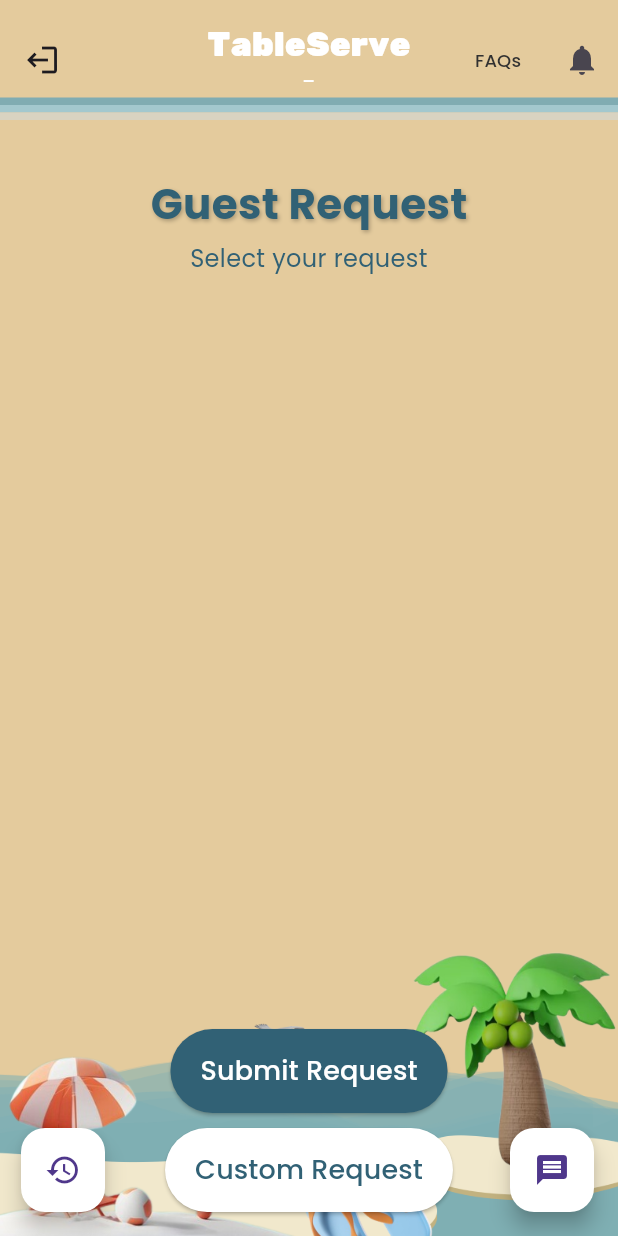
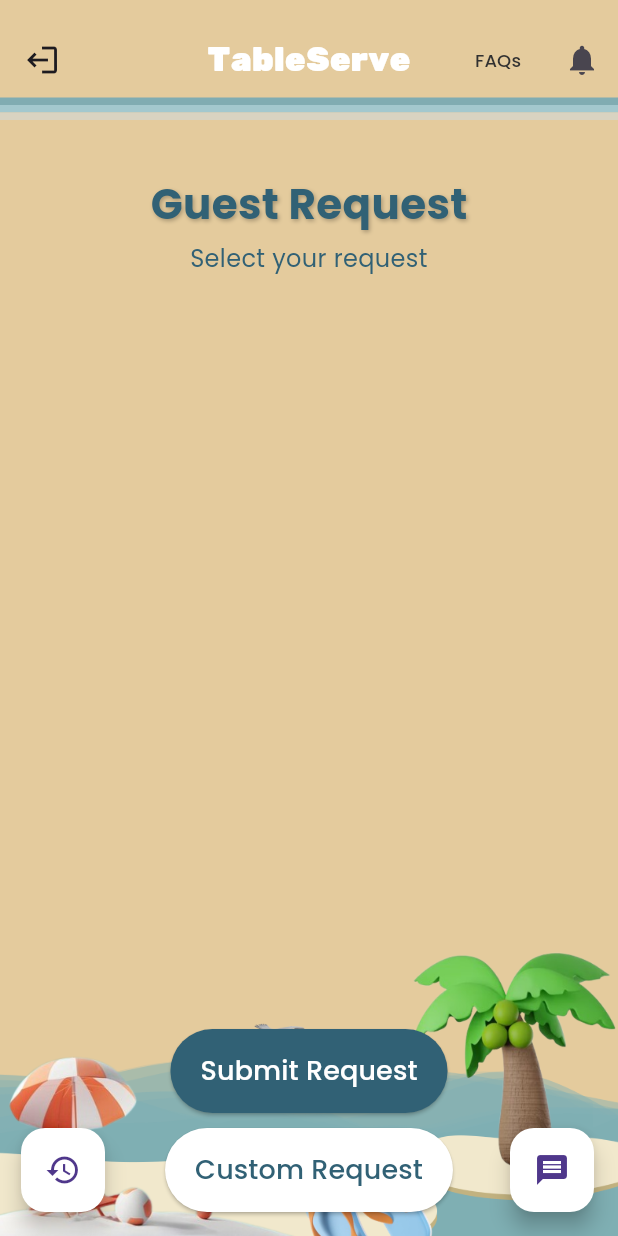
Before and after one commit to Famanias/soft-eng, a Flutter app: the GuestRequestScreen screen opened by its route, on a phone screen of 412 x 824 dp. Run offline on Flutter 3.47's test engine with Material 3 defaults, Android fonts, the phone set to English and light mode, and no system bars; our stand-ins replace awesome_notifications, cloud_firestore, connectivity_plus, firebase_auth, firebase_core, firebase_messaging and 6 more; missing offline and left inert: qr_code_scanner; accounts and stored records are empty.

Commit message:
Update guest_request_screen.dart

```diff
--- a/flutter_application_1/lib/screens/guest_request/guest_request_screen.dart
+++ b/flutter_application_1/lib/screens/guest_request/guest_request_screen.dart
@@ -1049,13 +1049,6 @@ class GuestRequestScreenState extends State<GuestRequestScreen>
                   color: Color(0xffffffff),
                   fontFamily: "RubikOne",
                 )),
-            Text(
-              '$userName - $tableId',
-              style: const TextStyle(
-                fontSize: 16,
-                color: Colors.white,
-              ),
-            ),
           ],
         ),
         leading: IconButton(
```
